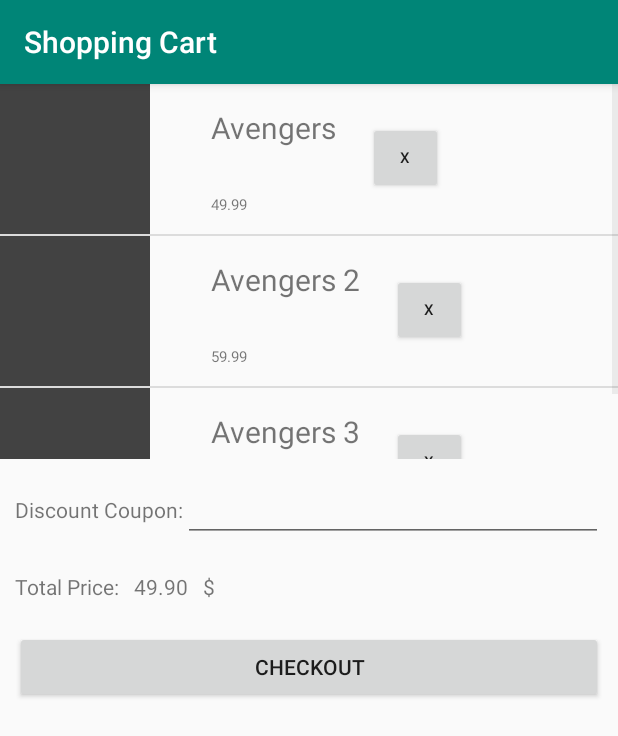
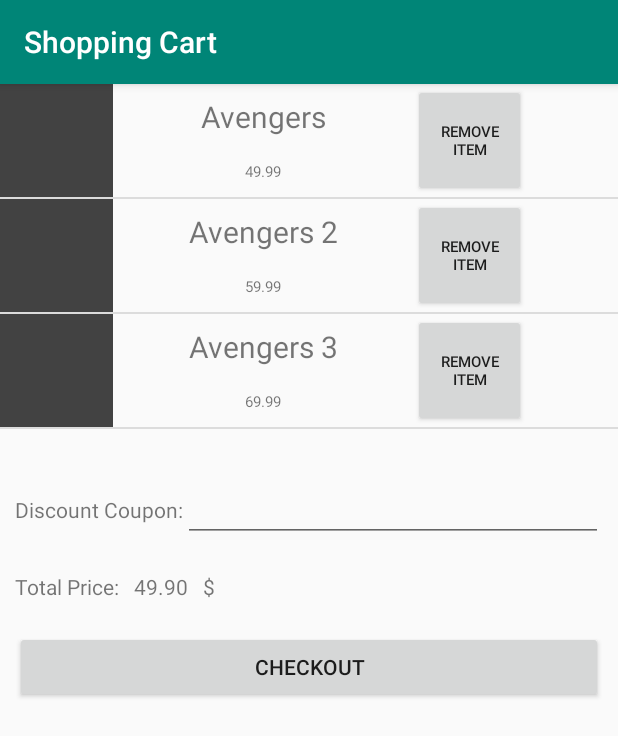
Before and after one commit to raulkfernandes/Marvel_Store, an Android app: the ShoppingCartActivity screen opened directly, with no data from a screen before it, on a phone screen of 412 x 824 dp. Shown: the top 736 px of the screen. Run offline under Robolectric (Android 15) with nearby library versions, the phone set to English and light mode, and no system bars.

Commit message:
Ajuste nos layouts e atributos de Comic

```diff
--- a/app/src/main/java/br/com/phoebus/marvelstore/model/Comic.java
+++ b/app/src/main/java/br/com/phoebus/marvelstore/model/Comic.java
@@ -4,10 +4,20 @@
     private long id;
     private String title;
     private String price;
+    private String writer;
+    private String penciler;
+    private String coverArtist;
+    private String publishedDate;
+    private String description;
 
     public Comic(String title, String price) {
         this.setTitle(title);
         this.setPrice(price);
+        this.setWriter("John");
+        this.setPenciler("Paul");
+        this.setCoverArtist("Patrick");
+        this.setPublishedDate("27 December, 1996");
+        this.setDescription("Very funny, Dr. Jones!");
     }
 
     public void setId(long id) {
@@ -33,4 +43,44 @@
     public void setPrice(String price) {
         this.price = price;
     }
+
+    public String getWriter() {
+        return writer;
+    }
+
+    public void setWriter(String writer) {
+        this.writer = writer;
+    }
+
+    public String getPenciler() {
+        return penciler;
+    }
+
+    public void setPenciler(String penciler) {
+        this.penciler = penciler;
+    }
+
+    public String getCoverArtist() {
+        return coverArtist;
+    }
+
+    public void setCoverArtist(String coverArtist) {
+        this.coverArtist = coverArtist;
+    }
+
+    public String getPublishedDate() {
+        return publishedDate;
+    }
+
+    public void setPublishedDate(String publishedDate) {
+        this.publishedDate = publishedDate;
+    }
+
+    public String getDescription() {
+        return description;
+    }
+
+    public void setDescription(String description) {
+        this.description = description;
+    }
 }
--- a/app/src/main/res/layout/activity_shopping_cart.xml
+++ b/app/src/main/res/layout/activity_shopping_cart.xml
@@ -31,7 +31,8 @@
         <EditText
             android:id="@+id/activity_shopping_cart_discount_edit_text"
             android:layout_width="match_parent"
-            android:layout_height="wrap_content" />
+            android:layout_height="wrap_content"
+            android:inputType="textCapCharacters"/>
     </LinearLayout>
 
     <LinearLayout
--- a/app/src/main/res/layout/shopping_cart_list_item.xml
+++ b/app/src/main/res/layout/shopping_cart_list_item.xml
@@ -8,45 +8,38 @@
     <ImageView
         android:id="@+id/shopping_cart_list_item_image"
         android:background="@color/cardview_dark_background"
-        android:layout_width="100dp"
-        android:layout_height="100dp" />
-
-    <LinearLayout
-        android:orientation="horizontal"
-        android:layout_width="wrap_content"
-        android:layout_height="wrap_content"
-        android:paddingHorizontal="25dp">
+        android:layout_width="75dp"
+        android:layout_height="75dp" />
 
     <LinearLayout
         android:orientation="vertical"
-            android:layout_width="match_parent"
-            android:layout_height="100dp">
+        android:layout_width="200dp"
+        android:layout_height="75dp">
 
         <TextView
             android:id="@+id/shopping_cart_list_item_title"
             android:text="X-men"
             android:textSize="20sp"
-                android:layout_margin="15dp"
-                android:layout_width="wrap_content"
-                android:layout_height="wrap_content" />
+            android:layout_margin="8dp"
+            android:layout_width="match_parent"
+            android:layout_height="wrap_content"
+            android:gravity="center_horizontal" />
 
         <TextView
             android:id="@+id/shopping_cart_list_item_price"
             android:text="$ 9.99"
             android:textSize="10sp"
-                android:layout_margin="15dp"
-                android:layout_width="wrap_content"
-                android:layout_height="wrap_content" />
+            android:layout_margin="8dp"
+            android:layout_width="match_parent"
+            android:layout_height="wrap_content"
+            android:gravity="center_horizontal"/>
     </LinearLayout>
 
     <Button
         android:id="@+id/shopping_cart_list_item_remove_button"
-            android:text=" X "
+        android:text="Remove Item"
         android:textSize="10sp"
-            android:layout_marginVertical="25dp"
-            android:layout_marginHorizontal="5dp"
-            android:layout_width="50dp"
-            android:layout_height="wrap_content" />
-    </LinearLayout>
+        android:layout_width="75dp"
+        android:layout_height="75dp" />
 
 </LinearLayout>
```
Also changed, not shown: app/src/main/res/layout/comic_list_item.xml (+11 -9 lines). Lines whose indentation alone changed are shown as unchanged.
